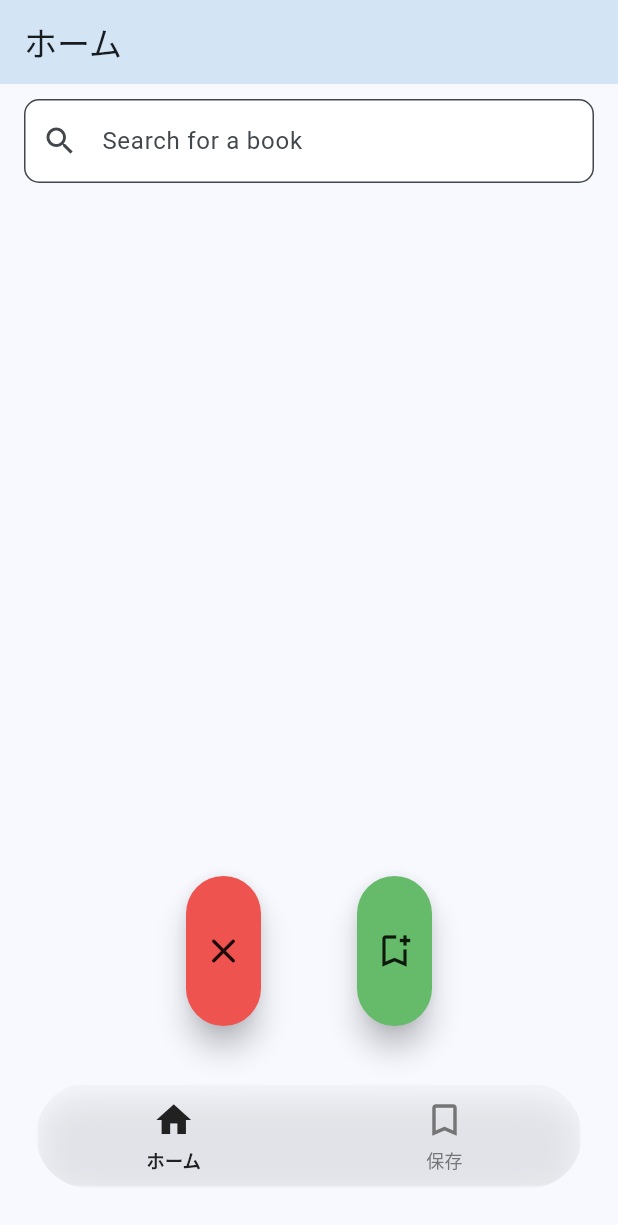
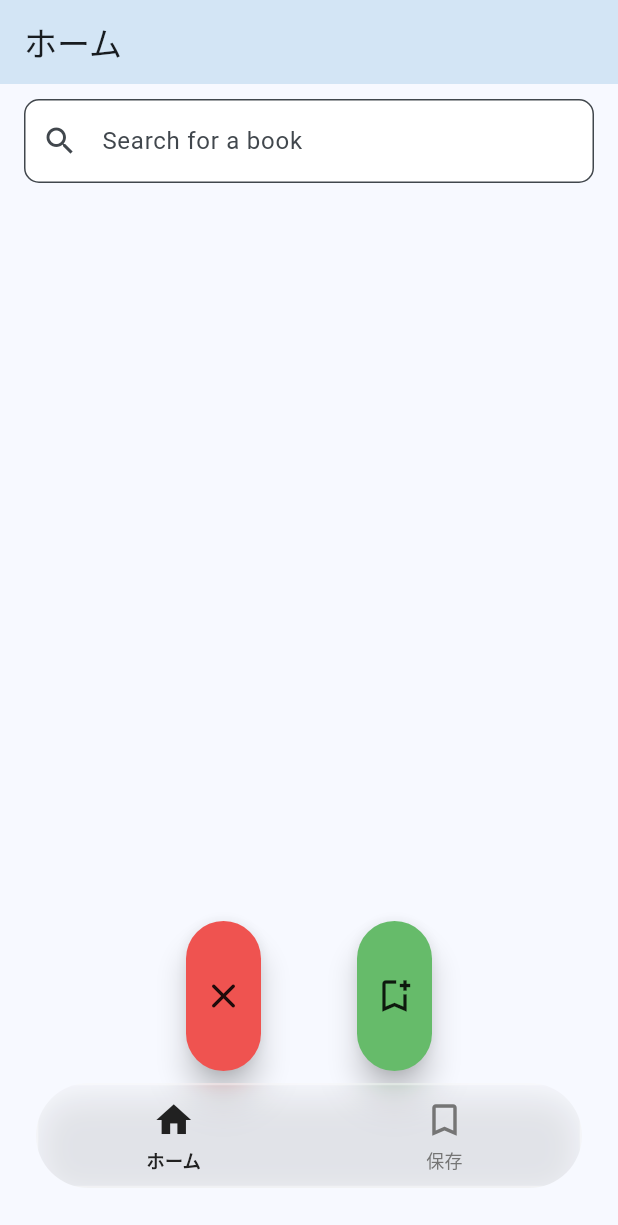
Before and after one commit to ironmax123/books_app, a Flutter app: the screen it shows after launch, on a phone screen of 412 x 824 dp. Shown: the top 1225 px of the screen. Run offline on Flutter 3.47's test engine with Material 3 defaults, Android fonts, the phone set to English and light mode, and no system bars; our stand-ins replace dio, flutter_hooks, flutter_riverpod, freezed_annotation, gap, go_router and 5 more; missing offline and left inert: m3_expressive_flutter, xml2json; accounts and stored records are empty; generated files the repository leaves out were written again.

Commit message:
fix: Navigationを変更

```diff
--- a/lib/router/app_router.dart
+++ b/lib/router/app_router.dart
@@ -27,8 +27,7 @@ final appRouter = GoRouter(
             GoRoute(
               path: '/saved',
               name: 'saved',
-              builder: (context, state) =>
-                  const SavedAdaptiveScreenAdaptiveScreen(),
+              builder: (context, state) => const SavedAdaptiveScreen(),
             ),
           ],
         ),
--- a/lib/ui/details/components/details_screen_body.dart
+++ b/lib/ui/details/components/details_screen_body.dart
@@ -1,4 +1,5 @@
 import 'package:flutter/material.dart';
+import 'package:gap/gap.dart';
 
 import 'details_screen_card.dart';
 
@@ -24,6 +25,7 @@ class DetailsScreenBody extends StatelessWidget {
           description: description,
           author: author,
         ),
+        const Gap(32),
       ],
     );
   }
--- a/lib/ui/fold/fold_screen.dart
+++ b/lib/ui/fold/fold_screen.dart
@@ -20,7 +20,8 @@ class FoldScreen extends HookConsumerWidget {
         children: [
           Expanded(
             child: SavedScreenBody(
-              onBookSelected: ({
+              onBookSelected:
+                  ({
                     required String title,
                     required String author,
                     required String coverUrl,
--- a/lib/ui/home/home_screen.dart
+++ b/lib/ui/home/home_screen.dart
@@ -133,7 +133,7 @@ class HomeScreen extends HookConsumerWidget {
             ),
           ),
           Padding(
-            padding: const EdgeInsets.only(bottom: 140),
+            padding: const EdgeInsets.only(bottom: 110),
             child: Row(
               mainAxisAlignment: MainAxisAlignment.center,
               children: [
--- a/lib/ui/main_scaffold.dart
+++ b/lib/ui/main_scaffold.dart
@@ -1,15 +1,68 @@
 import 'dart:ui';
 
 import 'package:flutter/material.dart';
+import 'package:flutter_riverpod/flutter_riverpod.dart';
+import 'package:gap/gap.dart';
 import 'package:go_router/go_router.dart';
 
-class MainScaffold extends StatelessWidget {
+import '../provider/fold/provider.dart';
+
+class MainScaffold extends ConsumerWidget {
   const MainScaffold({super.key, required this.navigationShell});
 
   final StatefulNavigationShell navigationShell;
 
   @override
-  Widget build(BuildContext context) {
+  Widget build(BuildContext context, WidgetRef ref) {
+    final isWide = ref.watch(deviceWidthProvider);
+
+    if (isWide) {
+      return Scaffold(
+        body: Row(
+          children: [
+            // Row(children: [ の中、NavigationRail(...) を削除して以下に置き換え
+            SizedBox(
+              width: 92,
+              child: Padding(
+                padding: const EdgeInsets.symmetric(
+                  horizontal: 10,
+                  vertical: 32,
+                ),
+                child: ClipRRect(
+                  borderRadius: BorderRadius.circular(24),
+                  child: BackdropFilter(
+                    filter: ImageFilter.blur(sigmaX: 10, sigmaY: 10),
+                    child: Container(
+                      decoration: BoxDecoration(
+                        color: Colors.white.withOpacity(0.1),
+                        borderRadius: BorderRadius.circular(24),
+                        border: Border.all(
+                          color: Colors.white.withOpacity(0.4),
+                          width: 1.5,
+                        ),
+                        boxShadow: [
+                          BoxShadow(
+                            color: Colors.black.withOpacity(0.1),
+                            blurRadius: 20,
+                            offset: const Offset(0, 8),
+                          ),
+                        ],
+                      ),
+                      child: _GlassRail(
+                        currentIndex: navigationShell.currentIndex,
+                        onTap: (index) => _onTap(context, index),
+                      ),
+                    ),
+                  ),
+                ),
+              ),
+            ),
+            Expanded(child: navigationShell),
+          ],
+        ),
+      );
+    }
+
     return Scaffold(
       body: Stack(
         children: [
@@ -42,20 +95,14 @@ class MainScaffold extends StatelessWidget {
                   child: Row(
                     mainAxisAlignment: MainAxisAlignment.spaceEvenly,
                     children: [
-                      _GlassNavItem(
-                        icon: Icons.home_outlined,
-                        selectedIcon: Icons.home,
-                        label: 'ホーム',
-                        isSelected: navigationShell.currentIndex == 0,
-                        onTap: () => _onTap(context, 0),
-                      ),
-                      _GlassNavItem(
-                        icon: Icons.bookmark_outline,
-                        selectedIcon: Icons.bookmark,
-                        label: '保存',
-                        isSelected: navigationShell.currentIndex == 1,
-                        onTap: () => _onTap(context, 1),
-                      ),
+                      for (var i = 0; i < _destinations.length; i++)
+                        _GlassNavItem(
+                          icon: _destinations[i].icon,
+                          selectedIcon: _destinations[i].selectedIcon,
+                          label: _destinations[i].label,
+                          isSelected: navigationShell.currentIndex == i,
+                          onTap: () => _onTap(context, i),
+                        ),
                     ],
                   ),
                 ),
@@ -125,3 +172,91 @@ class _GlassNavItem extends StatelessWidget {
     );
   }
 }
+
+class _GlassRail extends StatelessWidget {
+  const _GlassRail({required this.currentIndex, required this.onTap});
+
+  final int currentIndex;
+  final ValueChanged<int> onTap;
+
+  @override
+  Widget build(BuildContext context) {
+    return Column(
+      mainAxisAlignment: MainAxisAlignment.start,
+      children: [
+        for (var i = 0; i < _destinations.length; i++) ...[
+          _GlassRailItem(
+            icon: _destinations[i].icon,
+            selectedIcon: _destinations[i].selectedIcon,
+            label: _destinations[i].label,
+            isSelected: currentIndex == i,
+            onTap: () => onTap(i),
+          ),
+          if (i < _destinations.length - 1) const Gap(20),
+        ],
+      ],
+    );
+  }
+}
+
+class _GlassRailItem extends StatelessWidget {
+  const _GlassRailItem({
+    required this.icon,
+    required this.selectedIcon,
+    required this.label,
+    required this.isSelected,
+    required this.onTap,
+  });
+
+  final IconData icon;
+  final IconData selectedIcon;
+  final String label;
+  final bool isSelected;
+  final VoidCallback onTap;
+
+  @override
+  Widget build(BuildContext context) {
+    return Material(
+      color: Colors.transparent,
+      child: InkWell(
+        onTap: onTap,
+        borderRadius: BorderRadius.circular(16),
+        child: Padding(
+          padding: const EdgeInsets.symmetric(vertical: 8, horizontal: 8),
+          child: Column(
+            mainAxisSize: MainAxisSize.min,
+            children: [
+              Icon(
+                isSelected ? selectedIcon : icon,
+                color: isSelected ? Colors.grey[900] : Colors.grey[600],
+                size: 28,
+              ),
+              const SizedBox(height: 4),
+              Text(
+                label,
+                textAlign: TextAlign.center,
+                style: TextStyle(
+                  fontSize: 12,
+                  fontWeight: isSelected ? FontWeight.w600 : FontWeight.w400,
+                  color: isSelected ? Colors.grey[900] : Colors.grey[600],
+                ),
+              ),
+            ],
+          ),
+        ),
+      ),
+    );
+  }
+}
+
+class _AppDestination {
+  final IconData icon;
+  final IconData selectedIcon;
+  final String label;
+  const _AppDestination(this.icon, this.selectedIcon, this.label);
+}
+
+const List<_AppDestination> _destinations = [
+  _AppDestination(Icons.home_outlined, Icons.home, 'ホーム'),
+  _AppDestination(Icons.bookmark_outline, Icons.bookmark, '保存'),
+];
--- a/lib/ui/saved/components/saved_screen_body.dart
+++ b/lib/ui/saved/components/saved_screen_body.dart
@@ -13,7 +13,8 @@ class SavedScreenBody extends HookConsumerWidget {
     required String author,
     required String coverUrl,
     required String description,
-  })? onBookSelected;
+  })?
+  onBookSelected;
 
   @override
   Widget build(BuildContext context, WidgetRef ref) {
@@ -34,6 +35,7 @@ class SavedScreenBody extends HookConsumerWidget {
             child: Text('保存された本がありません', style: TextStyle(fontSize: 16)),
           )
         : ListView.builder(
+            padding: const EdgeInsets.only(bottom: 99),
             itemCount: state.savedBooks.length,
             itemBuilder: (context, index) {
               final book = state.savedBooks[index];
--- a/lib/ui/saved/saved_adaptive_screen.dart
+++ b/lib/ui/saved/saved_adaptive_screen.dart
@@ -6,8 +6,8 @@ import 'package:hooks_riverpod/hooks_riverpod.dart';
 import '../../provider/fold/provider.dart';
 import '../fold/fold_screen.dart';
 
-class SavedAdaptiveScreenAdaptiveScreen extends HookConsumerWidget {
-  const SavedAdaptiveScreenAdaptiveScreen({super.key});
+class SavedAdaptiveScreen extends HookConsumerWidget {
+  const SavedAdaptiveScreen({super.key});
 
   @override
   Widget build(BuildContext context, WidgetRef ref) {
```
Lines whose indentation alone changed are shown as unchanged.
